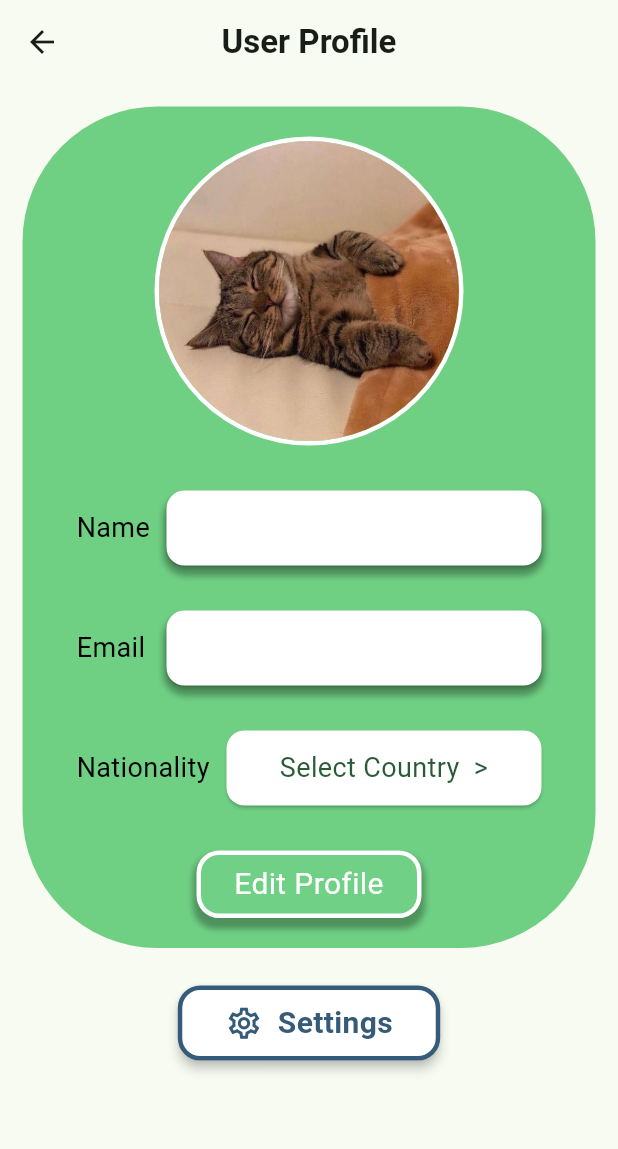
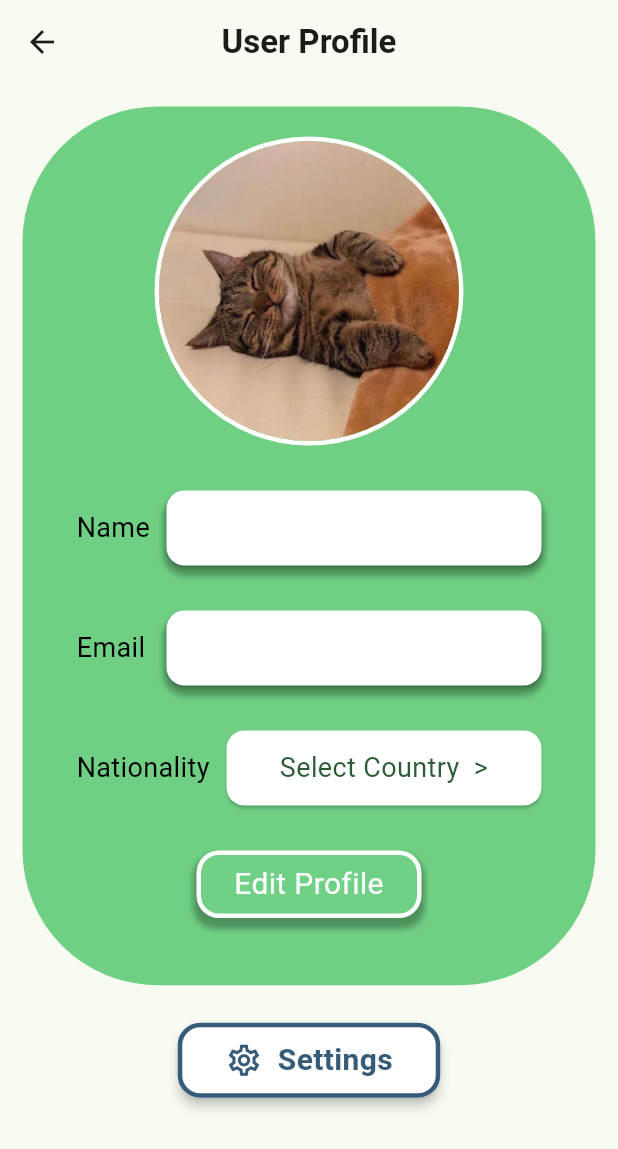
Before and after one commit to GSC-echo/echo, a Flutter app: the Profile screen opened directly, on a phone screen of 412 x 824 dp. Shown: the top 1149 px of the screen. Run offline on Flutter 3.47's test engine with Material 3 defaults, Android fonts, the phone set to English and light mode, and no system bars; our stand-ins replace cloud_firestore, country_picker, firebase_auth, firebase_core, flutter_screenutil, flutter_spinkit and 3 more; accounts and stored records are empty; Roboto replaces fonts that are missing (Jua).

Commit message:
profile 화면 디테일 사이즈 조정

```diff
--- a/echo_app/lib/main.dart
+++ b/echo_app/lib/main.dart
@@ -13,7 +13,7 @@ Future<void> main() async {
   Firebase.initializeApp(
     options: DefaultFirebaseOptions.currentPlatform,
   );
-  //runApp(const Splash());
+  // runApp(const Splash());
   runApp(const MyApp());
   //runApp(const Settings());
 }
--- a/echo_app/lib/pages/profile.dart
+++ b/echo_app/lib/pages/profile.dart
@@ -5,6 +5,7 @@ import 'package:firebase_auth/firebase_auth.dart';
 import 'package:echo_app/config/colors.dart';
 import 'package:echo_app/pages/settings.dart' as EchoAppSettings;
 import 'package:country_picker/country_picker.dart';
+import 'package:flutter_screenutil/flutter_screenutil.dart';
 
 class Profile extends StatefulWidget {
   const Profile({super.key});
@@ -75,6 +76,8 @@ class _Profile extends State<Profile> {
     );
   }
 
+  double _containerHeight = 600.h;
+
   @override
   Widget build(BuildContext context) {
     return Scaffold(
@@ -97,8 +100,9 @@ class _Profile extends State<Profile> {
             mainAxisSize: MainAxisSize.min,
             children: [
               Align(
-                alignment: Alignment.topCenter,
+                alignment: Alignment.center,
                 child: Container(
+                  height: _containerHeight,
                   decoration: BoxDecoration(
                     borderRadius: BorderRadius.circular(90),
                     color: Color.fromARGB(225, 93, 202, 117),
```
